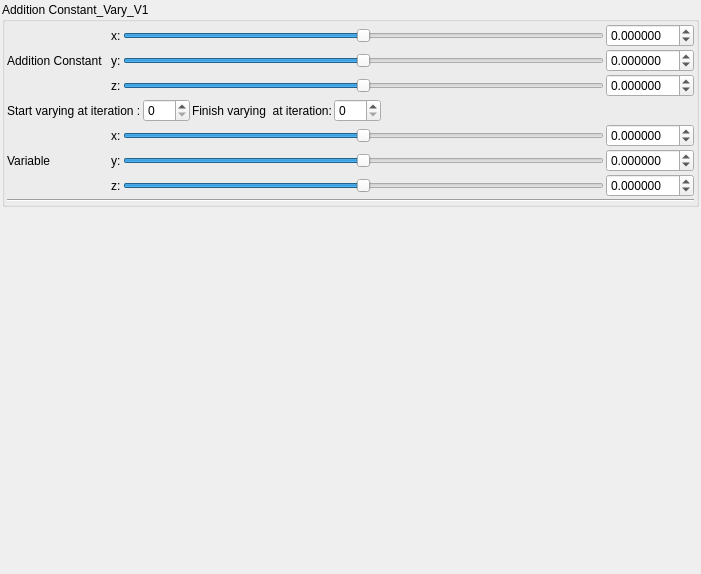
Above: mandelbulber2/qt_data/fractal_transf_addition_constant_varyV1.ui from buddhi1980/mandelbulber2 before the change. Below: the same form after it.
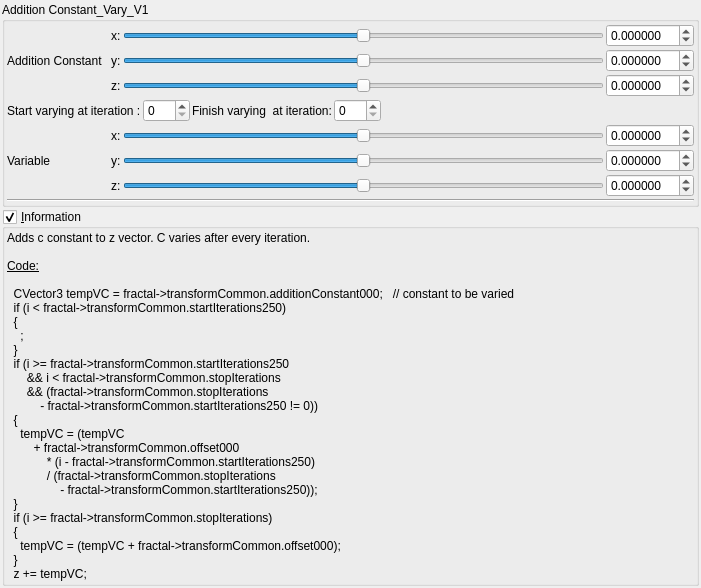
That is the form after the change. Custom widgets are drawn as their Qt base class.

Commit message: Added information boxes for benessi transforms

Diff of the .ui file:
```diff
--- a/mandelbulber2/qt_data/fractal_transf_addition_constant_varyV1.ui
+++ b/mandelbulber2/qt_data/fractal_transf_addition_constant_varyV1.ui
@@ -483,6 +483,80 @@
      </layout>
     </widget>
    </item>
+   <item>
+    <widget class="MyGroupBox" name="groupCheck_info">
+     <property name="title">
+      <string>&amp;Information</string>
+     </property>
+     <property name="flat">
+      <bool>false</bool>
+     </property>
+     <property name="checkable">
+      <bool>true</bool>
+     </property>
+     <layout class="QVBoxLayout" name="verticalLayout_2">
+      <property name="spacing">
+       <number>2</number>
+      </property>
+      <property name="leftMargin">
+       <number>2</number>
+      </property>
+      <property name="topMargin">
+       <number>2</number>
+      </property>
+      <property name="rightMargin">
+       <number>2</number>
+      </property>
+      <property name="bottomMargin">
+       <number>2</number>
+      </property>
+      <item>
+       <widget class="QLabel" name="label_4">
+        <property name="text">
+         <string>&lt;!DOCTYPE HTML PUBLIC &quot;-//W3C//DTD HTML 4.0//EN&quot; &quot;http://www.w3.org/TR/REC-html40/strict.dtd&quot;&gt;
+&lt;html&gt;&lt;head&gt;&lt;meta name=&quot;qrichtext&quot; content=&quot;1&quot; /&gt;&lt;style type=&quot;text/css&quot;&gt;
+p, li { white-space: pre-wrap; }
+&lt;/style&gt;&lt;/head&gt;&lt;body&gt;
+&lt;p style=&quot; margin-top:0px; margin-bottom:0px; margin-left:0px; margin-right:0px; -qt-block-indent:0; text-indent:0px;&quot;&gt;Adds c constant to z vector. C varies after every iteration.&lt;/p&gt;
+&lt;p style=&quot;-qt-paragraph-type:empty; margin-top:0px; margin-bottom:0px; margin-left:0px; margin-right:0px; -qt-block-indent:0; text-indent:0px;&quot;&gt;&lt;br /&gt;&lt;/p&gt;
+&lt;p style=&quot; margin-top:0px; margin-bottom:0px; margin-left:0px; margin-right:0px; -qt-block-indent:0; text-indent:0px;&quot;&gt;&lt;span style=&quot; text-decoration: underline;&quot;&gt;Code:&lt;/span&gt;&lt;/p&gt;
+&lt;p style=&quot;-qt-paragraph-type:empty; margin-top:0px; margin-bottom:0px; margin-left:0px; margin-right:0px; -qt-block-indent:0; text-indent:0px; text-decoration: underline;&quot;&gt;&lt;br /&gt;&lt;/p&gt;
+&lt;p style=&quot; margin-top:0px; margin-bottom:0px; margin-left:0px; margin-right:0px; -qt-block-indent:0; text-indent:0px;&quot;&gt;  CVector3 tempVC = fractal-&amp;gt;transformCommon.additionConstant000;   // constant to be varied&lt;/p&gt;
+&lt;p style=&quot; margin-top:0px; margin-bottom:0px; margin-left:0px; margin-right:0px; -qt-block-indent:0; text-indent:0px;&quot;&gt;  if (i &amp;lt; fractal-&amp;gt;transformCommon.startIterations250)&lt;/p&gt;
+&lt;p style=&quot; margin-top:0px; margin-bottom:0px; margin-left:0px; margin-right:0px; -qt-block-indent:0; text-indent:0px;&quot;&gt;  {&lt;/p&gt;
+&lt;p style=&quot; margin-top:0px; margin-bottom:0px; margin-left:0px; margin-right:0px; -qt-block-indent:0; text-indent:0px;&quot;&gt;    ;&lt;/p&gt;
+&lt;p style=&quot; margin-top:0px; margin-bottom:0px; margin-left:0px; margin-right:0px; -qt-block-indent:0; text-indent:0px;&quot;&gt;  }&lt;/p&gt;
+&lt;p style=&quot; margin-top:0px; margin-bottom:0px; margin-left:0px; margin-right:0px; -qt-block-indent:0; text-indent:0px;&quot;&gt;  if (i &amp;gt;= fractal-&amp;gt;transformCommon.startIterations250&lt;/p&gt;
+&lt;p style=&quot; margin-top:0px; margin-bottom:0px; margin-left:0px; margin-right:0px; -qt-block-indent:0; text-indent:0px;&quot;&gt;      &amp;amp;&amp;amp; i &amp;lt; fractal-&amp;gt;transformCommon.stopIterations&lt;/p&gt;
+&lt;p style=&quot; margin-top:0px; margin-bottom:0px; margin-left:0px; margin-right:0px; -qt-block-indent:0; text-indent:0px;&quot;&gt;      &amp;amp;&amp;amp; (fractal-&amp;gt;transformCommon.stopIterations&lt;/p&gt;
+&lt;p style=&quot; margin-top:0px; margin-bottom:0px; margin-left:0px; margin-right:0px; -qt-block-indent:0; text-indent:0px;&quot;&gt;          - fractal-&amp;gt;transformCommon.startIterations250 != 0))&lt;/p&gt;
+&lt;p style=&quot; margin-top:0px; margin-bottom:0px; margin-left:0px; margin-right:0px; -qt-block-indent:0; text-indent:0px;&quot;&gt;  {&lt;/p&gt;
+&lt;p style=&quot; margin-top:0px; margin-bottom:0px; margin-left:0px; margin-right:0px; -qt-block-indent:0; text-indent:0px;&quot;&gt;    tempVC = (tempVC&lt;/p&gt;
+&lt;p style=&quot; margin-top:0px; margin-bottom:0px; margin-left:0px; margin-right:0px; -qt-block-indent:0; text-indent:0px;&quot;&gt;        + fractal-&amp;gt;transformCommon.offset000&lt;/p&gt;
+&lt;p style=&quot; margin-top:0px; margin-bottom:0px; margin-left:0px; margin-right:0px; -qt-block-indent:0; text-indent:0px;&quot;&gt;            * (i - fractal-&amp;gt;transformCommon.startIterations250)&lt;/p&gt;
+&lt;p style=&quot; margin-top:0px; margin-bottom:0px; margin-left:0px; margin-right:0px; -qt-block-indent:0; text-indent:0px;&quot;&gt;            / (fractal-&amp;gt;transformCommon.stopIterations&lt;/p&gt;
+&lt;p style=&quot; margin-top:0px; margin-bottom:0px; margin-left:0px; margin-right:0px; -qt-block-indent:0; text-indent:0px;&quot;&gt;                - fractal-&amp;gt;transformCommon.startIterations250));&lt;/p&gt;
+&lt;p style=&quot; margin-top:0px; margin-bottom:0px; margin-left:0px; margin-right:0px; -qt-block-indent:0; text-indent:0px;&quot;&gt;  }&lt;/p&gt;
+&lt;p style=&quot; margin-top:0px; margin-bottom:0px; margin-left:0px; margin-right:0px; -qt-block-indent:0; text-indent:0px;&quot;&gt;  if (i &amp;gt;= fractal-&amp;gt;transformCommon.stopIterations)&lt;/p&gt;
+&lt;p style=&quot; margin-top:0px; margin-bottom:0px; margin-left:0px; margin-right:0px; -qt-block-indent:0; text-indent:0px;&quot;&gt;  {&lt;/p&gt;
+&lt;p style=&quot; margin-top:0px; margin-bottom:0px; margin-left:0px; margin-right:0px; -qt-block-indent:0; text-indent:0px;&quot;&gt;    tempVC = (tempVC + fractal-&amp;gt;transformCommon.offset000);&lt;/p&gt;
+&lt;p style=&quot; margin-top:0px; margin-bottom:0px; margin-left:0px; margin-right:0px; -qt-block-indent:0; text-indent:0px;&quot;&gt;  }&lt;/p&gt;
+&lt;p style=&quot; margin-top:0px; margin-bottom:0px; margin-left:0px; margin-right:0px; -qt-block-indent:0; text-indent:0px;&quot;&gt;  z += tempVC;&lt;/p&gt;&lt;/body&gt;&lt;/html&gt;</string>
+        </property>
+        <property name="wordWrap">
+         <bool>true</bool>
+        </property>
+        <property name="openExternalLinks">
+         <bool>true</bool>
+        </property>
+        <property name="textInteractionFlags">
+         <set>Qt::LinksAccessibleByMouse|Qt::TextSelectableByMouse</set>
+        </property>
+       </widget>
+      </item>
+     </layout>
+    </widget>
+   </item>
    <item>
     <spacer name="verticalSpacer">
      <property name="orientation">
@@ -504,6 +578,12 @@
    <extends>QDoubleSpinBox</extends>
    <header>mydoublespinbox.h</header>
   </customwidget>
+  <customwidget>
+   <class>MyGroupBox</class>
+   <extends>QGroupBox</extends>
+   <header>mygroupbox.h</header>
+   <container>1</container>
+  </customwidget>
   <customwidget>
    <class>MySpinBox</class>
    <extends>QSpinBox</extends>
```
The commit also changes 12 other files.
